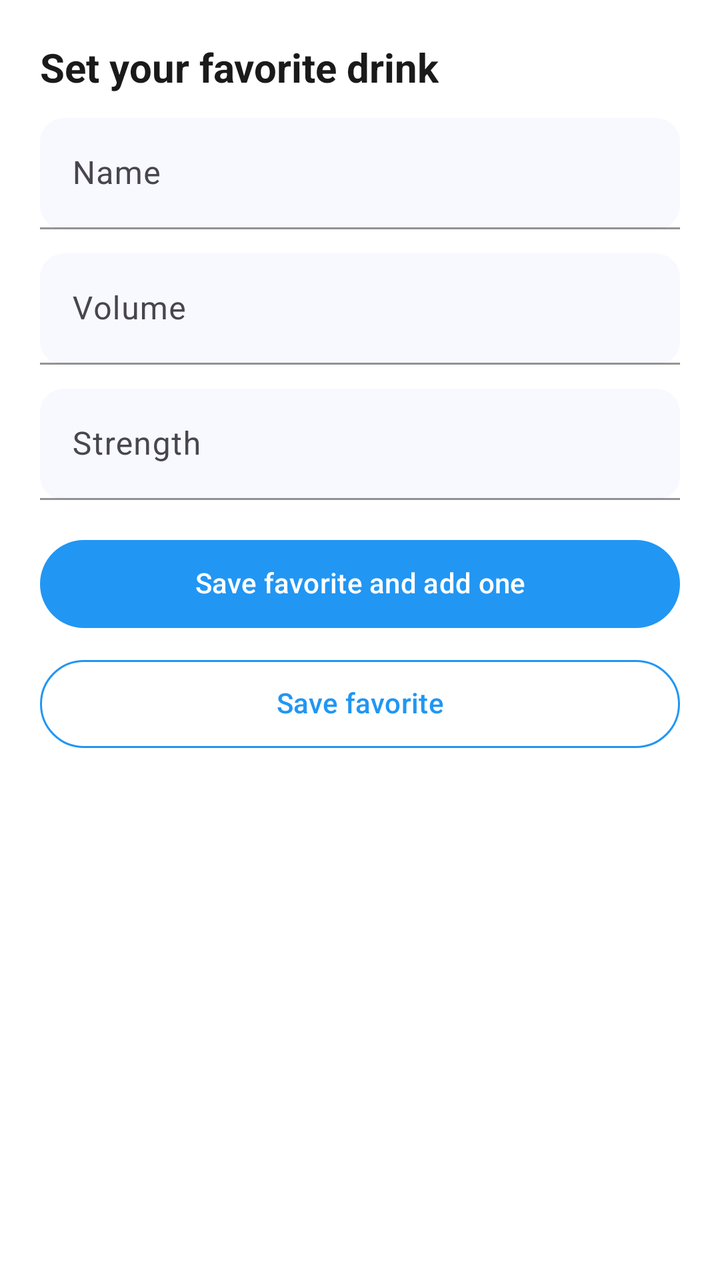
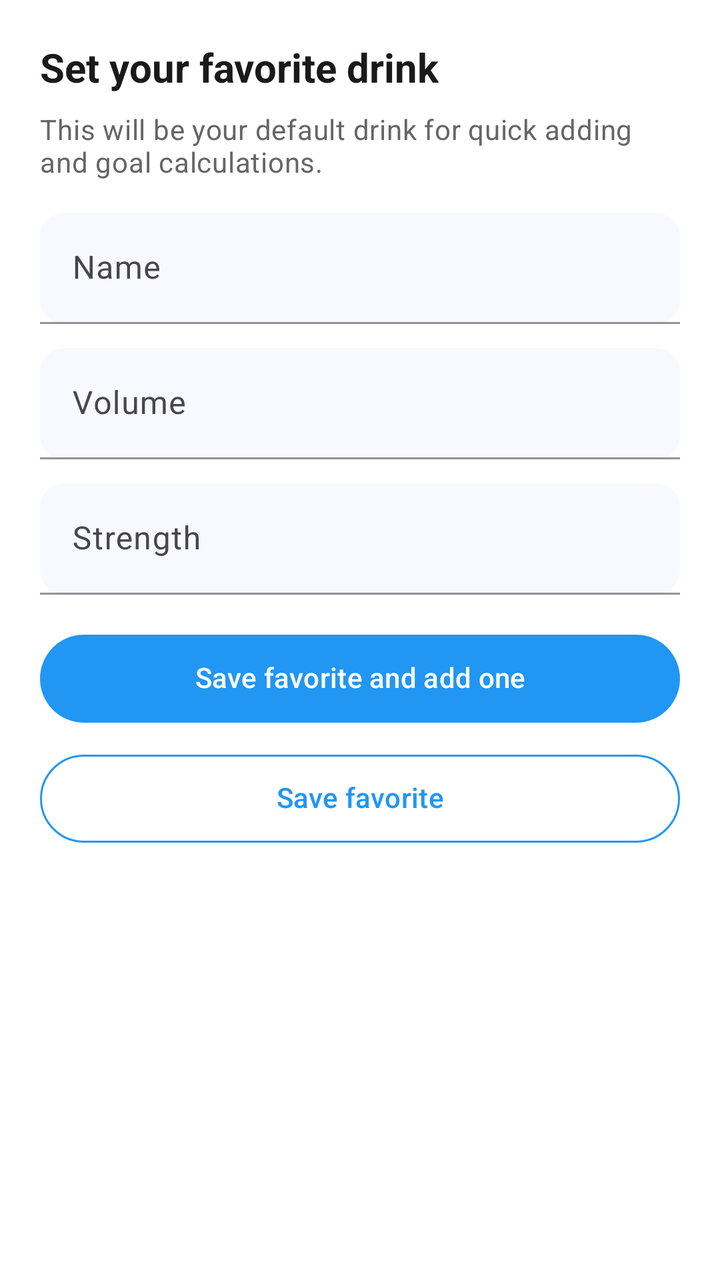

An Android layout rendered at two revisions. The XML below is the earlier revision; the diff shows what the commit changed to produce the second picture.
<!-- AndroidManifest.xml: application theme Theme.BrewLog -->
<!-- res/layout/bottom_sheet_favorite_setup.xml -->
<?xml version="1.0" encoding="utf-8"?>
<LinearLayout xmlns:android="http://schemas.android.com/apk/res/android"
    xmlns:app="http://schemas.android.com/apk/res-auto"
    android:layout_width="match_parent"
    android:layout_height="wrap_content"
    android:orientation="vertical"
    android:padding="20dp"
    android:background="@color/surface">

    <TextView
        android:layout_width="wrap_content"
        android:layout_height="wrap_content"
        android:text="Set your favorite drink"
        android:textAppearance="@style/TextAppearance.BrewLog.Title"
        android:textColor="@color/text_primary"
        android:layout_marginBottom="12dp"/>

    <com.google.android.material.textfield.TextInputLayout
        android:layout_width="match_parent"
        android:layout_height="wrap_content"
        android:hint="Name"
        style="?attr/textInputStyle"
        app:boxBackgroundMode="filled"
        app:boxBackgroundColor="@color/input_background"
        android:layout_marginBottom="12dp">

        <com.google.android.material.textfield.TextInputEditText
            android:id="@+id/et_name"
            android:layout_width="match_parent"
            android:layout_height="wrap_content"
            android:inputType="textCapWords"
            android:textColor="@color/text_on_surface"/>
    </com.google.android.material.textfield.TextInputLayout>

    <com.google.android.material.textfield.TextInputLayout
        android:layout_width="match_parent"
        android:layout_height="wrap_content"
        android:hint="Volume"
        app:suffixText="ml"
        style="?attr/textInputStyle"
        app:boxBackgroundMode="filled"
        app:boxBackgroundColor="@color/input_background"
        android:layout_marginBottom="12dp">

        <com.google.android.material.textfield.TextInputEditText
            android:id="@+id/et_volume"
            android:layout_width="match_parent"
            android:layout_height="wrap_content"
            android:inputType="number"
            android:textColor="@color/text_on_surface"/>
    </com.google.android.material.textfield.TextInputLayout>

    <com.google.android.material.textfield.TextInputLayout
        android:layout_width="match_parent"
        android:layout_height="wrap_content"
        android:hint="Strength"
        app:suffixText="%"
        style="?attr/textInputStyle"
        app:boxBackgroundMode="filled"
        app:boxBackgroundColor="@color/input_background"
        android:layout_marginBottom="16dp">

        <com.google.android.material.textfield.TextInputEditText
            android:id="@+id/et_strength"
            android:layout_width="match_parent"
            android:layout_height="wrap_content"
            android:inputType="numberDecimal"
            android:textColor="@color/text_on_surface"/>
    </com.google.android.material.textfield.TextInputLayout>

    <com.google.android.material.button.MaterialButton
        android:id="@+id/btn_save_and_add"
        android:layout_width="match_parent"
        android:layout_height="52dp"
        android:text="Save favorite and add one"
        style="@style/Widget.BrewLog.Button"/>

    <com.google.android.material.button.MaterialButton
        android:id="@+id/btn_save_only"
        android:layout_width="match_parent"
        android:layout_height="52dp"
        android:layout_marginTop="8dp"
        android:text="Save favorite"
        style="@style/Widget.BrewLog.Button.Outlined"/>

</LinearLayout>
<!-- resources referenced by this layout -->
<resources>
  <color name="input_background">#F8F9FF</color>
  <color name="surface">#FFFFFF</color>
  <color name="text_on_surface">#1A1A1A</color>
  <color name="text_primary">#1A1A1A</color>
  <style name="TextAppearance.BrewLog.Title" parent="TextAppearance.Material3.TitleLarge">
          <item name="android:textColor">@color/text_primary</item>
          <item name="android:textSize">20sp</item>
          <item name="android:textStyle">bold</item>
      </style>
  <style name="Widget.BrewLog.Button" parent="Widget.Material3.Button">
          <item name="android:textColor">@color/white</item>
          <item name="backgroundTint">@color/blue_500</item>
          <item name="cornerRadius">24dp</item>
          <item name="android:paddingStart">24dp</item>
          <item name="android:paddingEnd">24dp</item>
          <item name="android:paddingTop">12dp</item>
          <item name="android:paddingBottom">12dp</item>
          <item name="android:textSize">14sp</item>
          <item name="android:fontFamily">sans-serif-medium</item>
          <item name="android:textStyle">normal</item>
          <item name="android:includeFontPadding">false</item>
      </style>
  <style name="Widget.BrewLog.Button.Outlined" parent="Widget.Material3.Button.OutlinedButton">
          <item name="android:textColor">@color/blue_500</item>
          <item name="strokeColor">@color/blue_500</item>
          <item name="cornerRadius">24dp</item>
          <item name="android:paddingStart">24dp</item>
          <item name="android:paddingEnd">24dp</item>
          <item name="android:paddingTop">12dp</item>
          <item name="android:paddingBottom">12dp</item>
          <item name="android:textSize">14sp</item>
          <item name="android:fontFamily">sans-serif-medium</item>
          <item name="android:textStyle">normal</item>
          <item name="android:includeFontPadding">false</item>
      </style>
  <color name="white">#FFFFFF</color>
  <color name="blue_500">#2196F3</color>
  <color name="blue_700">#1976D2</color>
  <color name="accent">#03DAC6</color>
  <color name="accent_dark">#018786</color>
  <color name="black">#000000</color>
  <color name="background">#FAFBFF</color>
  <color name="surface_variant">#F5F7FF</color>
  <color name="text_secondary">#666666</color>
  <color name="text_hint">#BDBDBD</color>
  <color name="card_background">#FFFFFF</color>
  <style name="Widget.BrewLog.TextInputLayout.OutlinedBox" parent="Widget.Material3.TextInputLayout.OutlinedBox">
          <item name="boxBackgroundMode">filled</item>
          <item name="boxBackgroundColor">@color/input_background</item>
          <item name="boxCornerRadiusBottomEnd">12dp</item>
          <item name="boxCornerRadiusBottomStart">12dp</item>
          <item name="boxCornerRadiusTopEnd">12dp</item>
          <item name="boxCornerRadiusTopStart">12dp</item>
          <item name="boxStrokeColor">@color/blue_500</item>
          <item name="hintTextColor">@color/blue_500</item>
      </style>
  <!-- unchanged entries left out for length: 1 -->
</resources>

<!-- the commit's change to res/layout/bottom_sheet_favorite_setup.xml (unified diff, before → after) -->
@@ -13,7 +13,15 @@
         android:text="Set your favorite drink"
         android:textAppearance="@style/TextAppearance.BrewLog.Title"
         android:textColor="@color/text_primary"
-        android:layout_marginBottom="12dp"/>
+        android:layout_marginBottom="8dp"/>
+        
+    <TextView
+        android:layout_width="match_parent"
+        android:layout_height="wrap_content"
+        android:text="This will be your default drink for quick adding and goal calculations."
+        android:textAppearance="@style/TextAppearance.BrewLog.Caption"
+        android:textColor="@color/text_secondary"
+        android:layout_marginBottom="16dp"/>
 
     <com.google.android.material.textfield.TextInputLayout
         android:layout_width="match_parent"
<!-- resource entries referenced after the edit -->
@@ -44,6 +44,10 @@
   <color name="background">#FAFBFF</color>
   <color name="surface_variant">#F5F7FF</color>
   <color name="text_secondary">#666666</color>
+  <style name="TextAppearance.BrewLog.Caption" parent="TextAppearance.Material3.BodyMedium">
+          <item name="android:textColor">@color/text_hint</item>
+          <item name="android:textSize">14sp</item>
+      </style>
   <color name="text_hint">#BDBDBD</color>
   <color name="card_background">#FFFFFF</color>
   <style name="Widget.BrewLog.TextInputLayout.OutlinedBox" parent="Widget.Material3.TextInputLayout.OutlinedBox">
